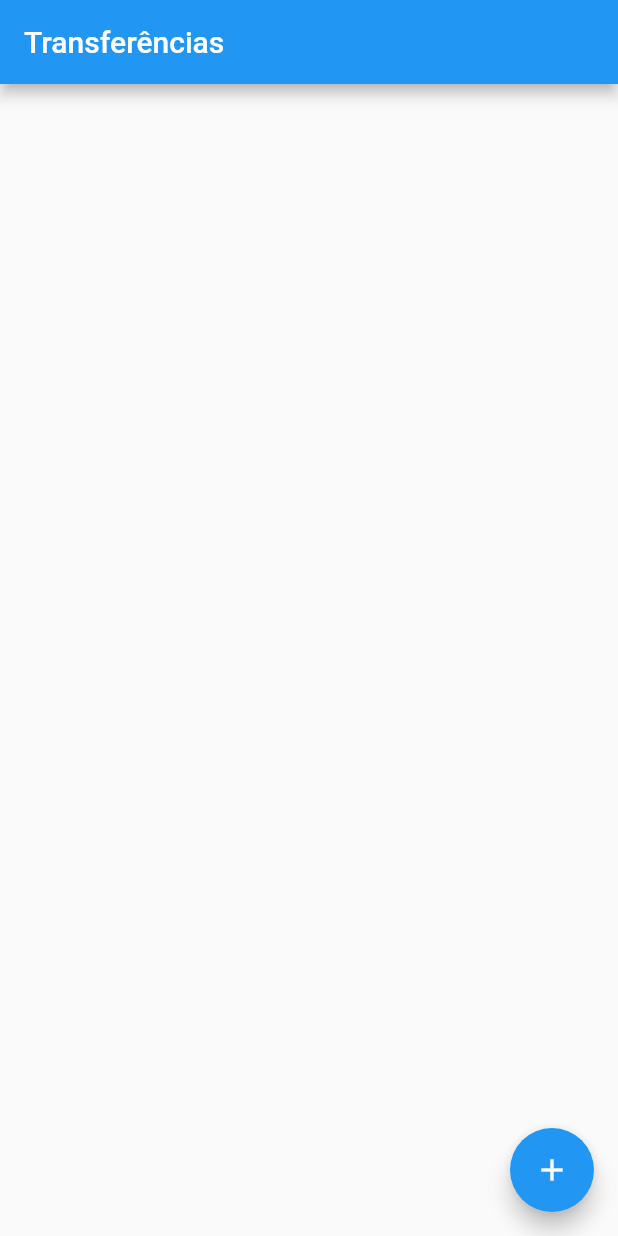
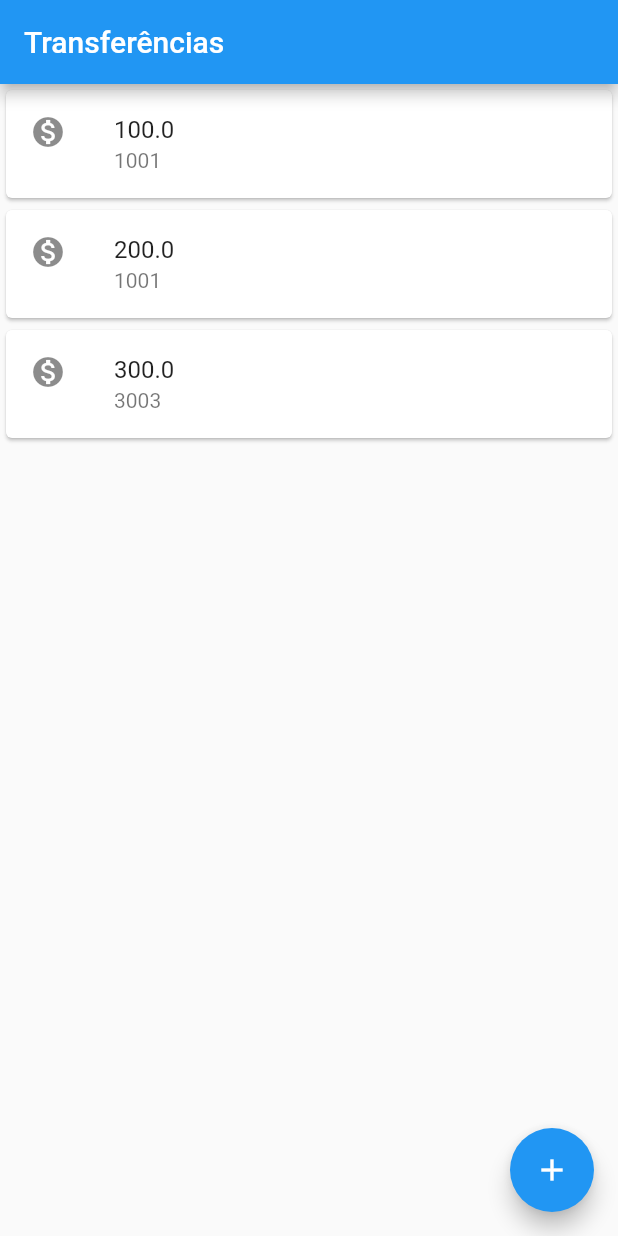
Before and after one commit to Lapetina/byte-bank, a Flutter app: the screen it shows after launch, on a phone screen of 412 x 824 dp. Run offline on Flutter 3.47's test engine with Material 2 defaults, Android fonts, the phone set to English and light mode, and no system bars; missing offline and left inert: dart:ffi.

Commit message:
refactor: create ListaTransfers, Transfer

```diff
--- a/lib/main.dart
+++ b/lib/main.dart
@@ -1,9 +1,12 @@
+import 'dart:ffi';
+
 import 'package:flutter/material.dart';
 
 void main() {
   runApp(
     MaterialApp(
       home: Scaffold(
+        body: ListaTransfers(),
         appBar: AppBar(
           title: Text('Transferências'),
         ),
@@ -14,3 +17,43 @@ void main() {
     )
   );
 }
+
+class ListaTransfers extends StatelessWidget{
+  @override
+  Widget build(BuildContext context) {
+    return Column(
+      children: [
+        ItensTransfers(Transfer(100.0, 1001)),
+        ItensTransfers(Transfer(200.0, 1001)),
+        ItensTransfers(Transfer(300.0, 3003)),
+      ],
+    );
+  }
+}
+
+class ItensTransfers extends StatelessWidget {
+
+  final Transfer _transfer;
+
+  ItensTransfers(this._transfer);
+
+  @override
+  Widget build(BuildContext context) {
+    return Card(
+      child: ListTile(
+        leading: Icon(Icons.monetization_on),
+        title: Text(_transfer.value.toString()),
+        subtitle: Text(_transfer.accountNumber.toString()),
+      ),
+    );
+  }
+
+}
+
+class Transfer {
+  final double value;
+  final int accountNumber;
+
+  Transfer(this.value, this.accountNumber);
+
+}
```
